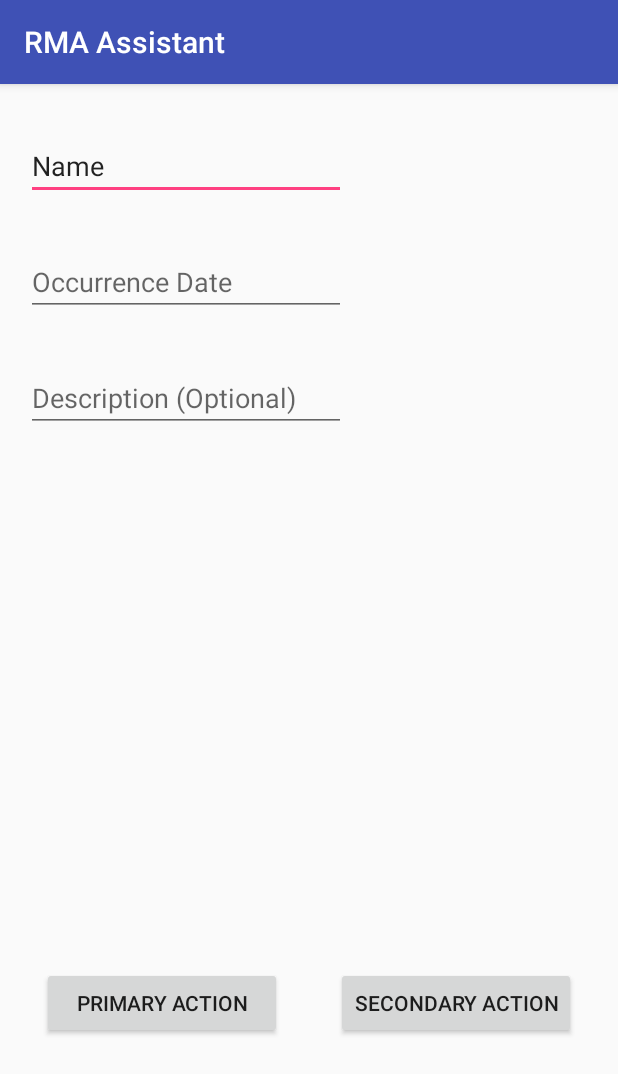
After one commit to VoiderX/projeto-final-moveis, an Android app: the OccurrenceManagerActivity screen opened directly, with no data from a screen before it, on a phone screen of 412 x 824 dp. The commit adds this screen. Shown: the top 1074 px of the screen. Run offline under Robolectric (Android 15) with nearby library versions, the phone set to English and light mode, and no system bars.

Commit message:
adjusted layout

```diff
--- a/ProjetoMoveis/app/src/main/AndroidManifest.xml
+++ b/ProjetoMoveis/app/src/main/AndroidManifest.xml
@@ -20,7 +20,8 @@
         <activity
             android:name=".OccurrenceActivity"
             android:label="@string/title_activity_occurrence"
-            android:theme="@style/AppTheme.NoActionBar"></activity>
+            android:theme="@style/AppTheme.NoActionBar" />
+        <activity android:name=".OccurrenceManagerActivity"></activity>
     </application>
 
 </manifest>
--- a/ProjetoMoveis/app/src/main/java/com/example/gabriel/projetomoveis/OccurrenceActivity.java
+++ b/ProjetoMoveis/app/src/main/java/com/example/gabriel/projetomoveis/OccurrenceActivity.java
@@ -93,7 +93,9 @@ public class OccurrenceActivity extends AppCompatActivity {
         occurrences = new ArrayList<>();
         for (int i = 1; i < 11; i++) {
             try {
-                occurrences.add(new Occurrence(ConverterUtils.convertStringToDate("10/25/2018"), "Occurrence " + i));
+                Occurrence occurrence =new Occurrence(ConverterUtils.convertStringToDate("10/25/2018"), "Occurrence " + i);
+                occurrence.setMessage(occurrence.getTitle()+ " Body");
+                occurrences.add(occurrence);
             } catch (ParseException e) {
                 e.printStackTrace();
             }
--- /dev/null
+++ b/ProjetoMoveis/app/src/main/java/com/example/gabriel/projetomoveis/OccurrenceManagerActivity.java
@@ -0,0 +1,13 @@
+package com.example.gabriel.projetomoveis;
+
+import android.support.v7.app.AppCompatActivity;
+import android.os.Bundle;
+
+public class OccurrenceManagerActivity extends AppCompatActivity {
+
+    @Override
+    protected void onCreate(Bundle savedInstanceState) {
+        super.onCreate(savedInstanceState);
+        setContentView(R.layout.activity_occurrence_manager);
+    }
+}
--- /dev/null
+++ b/ProjetoMoveis/app/src/main/res/layout/activity_occurrence_manager.xml
@@ -0,0 +1,86 @@
+<?xml version="1.0" encoding="utf-8"?>
+<android.support.constraint.ConstraintLayout xmlns:android="http://schemas.android.com/apk/res/android"
+    xmlns:app="http://schemas.android.com/apk/res-auto"
+    xmlns:tools="http://schemas.android.com/tools"
+    android:layout_width="match_parent"
+    android:layout_height="match_parent"
+    tools:context=".OccurrenceManagerActivity"
+    tools:layout_editor_absoluteY="81dp">
+
+    <EditText
+        android:id="@+id/nameOccurrenceEditText"
+        android:layout_width="wrap_content"
+        android:layout_height="wrap_content"
+        android:layout_marginEnd="8dp"
+        android:layout_marginStart="8dp"
+        android:layout_marginTop="32dp"
+        android:ems="10"
+        android:inputType="textPersonName"
+        android:text="Name"
+        app:layout_constraintEnd_toEndOf="parent"
+        app:layout_constraintHorizontal_bias="0.05"
+        app:layout_constraintStart_toStartOf="parent"
+        app:layout_constraintTop_toTopOf="parent" />
+
+    <EditText
+        android:id="@+id/occurenceDateEditText"
+        android:layout_width="wrap_content"
+        android:layout_height="wrap_content"
+        android:layout_marginEnd="8dp"
+        android:layout_marginStart="8dp"
+        android:layout_marginTop="32dp"
+        android:ems="10"
+        android:hint="@string/occurrence_date"
+        android:inputType="date"
+        app:layout_constraintEnd_toEndOf="parent"
+        app:layout_constraintHorizontal_bias="0.05"
+        app:layout_constraintStart_toStartOf="parent"
+        app:layout_constraintTop_toBottomOf="@+id/nameOccurrenceEditText" />
+
+    <EditText
+        android:id="@+id/editText3"
+        android:layout_width="wrap_content"
+        android:layout_height="wrap_content"
+        android:layout_marginEnd="8dp"
+        android:layout_marginStart="8dp"
+        android:layout_marginTop="32dp"
+        android:ems="10"
+        android:hint="@string/description_hint"
+        android:inputType="textMultiLine"
+        android:singleLine="false"
+        app:layout_constraintEnd_toEndOf="parent"
+        app:layout_constraintHorizontal_bias="0.05"
+        app:layout_constraintStart_toStartOf="parent"
+        app:layout_constraintTop_toBottomOf="@+id/occurenceDateEditText" />
+
+    <Button
+        android:id="@+id/button"
+        android:layout_width="160dp"
+        android:layout_height="wrap_content"
+        android:layout_marginBottom="8dp"
+        android:layout_marginEnd="8dp"
+        android:layout_marginStart="8dp"
+        android:layout_marginTop="8dp"
+        android:text="Primary Action"
+        app:layout_constraintBottom_toBottomOf="parent"
+        app:layout_constraintEnd_toStartOf="@+id/button2"
+        app:layout_constraintHorizontal_bias="0.0"
+        app:layout_constraintStart_toStartOf="parent"
+        app:layout_constraintTop_toBottomOf="@+id/editText3"
+        app:layout_constraintVertical_bias="0.738" />
+
+    <Button
+        android:id="@+id/button2"
+        android:layout_width="160dp"
+        android:layout_height="wrap_content"
+        android:layout_marginBottom="8dp"
+        android:layout_marginEnd="8dp"
+        android:layout_marginStart="8dp"
+        android:layout_marginTop="8dp"
+        android:text="Secondary Action"
+        app:layout_constraintBottom_toBottomOf="parent"
+        app:layout_constraintEnd_toEndOf="parent"
+        app:layout_constraintStart_toEndOf="@+id/button"
+        app:layout_constraintTop_toBottomOf="@+id/editText3"
+        app:layout_constraintVertical_bias="0.738" />
+</android.support.constraint.ConstraintLayout>
--- a/ProjetoMoveis/app/src/main/res/values/strings.xml
+++ b/ProjetoMoveis/app/src/main/res/values/strings.xml
@@ -17,4 +17,6 @@
     <string name="invalid_input">Invalid Input!</string>
     <string name="unknow_error">Unknown Error, contact the developer!</string>
     <string name="title_activity_occurrence">OccurrenceActivity</string>
+    <string name="occurrence_date">Occurrence Date</string>
+    <string name="description_hint">Description (Optional)</string>
 </resources>
```
